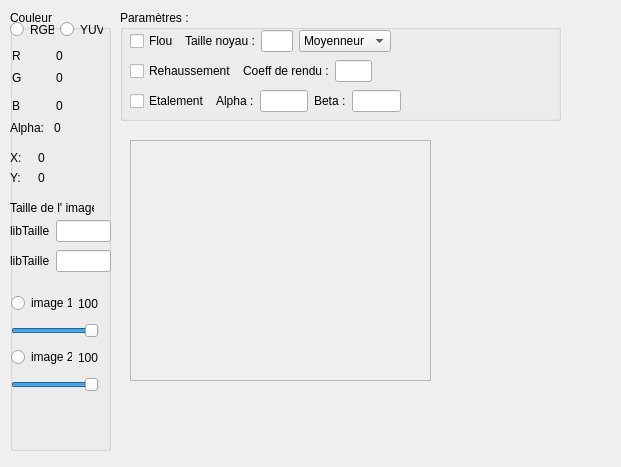
Qt form Line/image1/picdisplay.ui (LilyOfTheWest/image) before a commit.
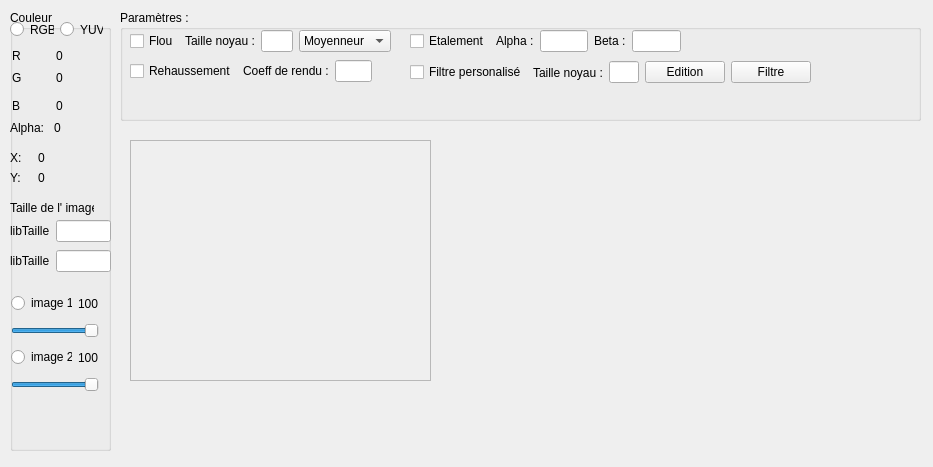
The same form after that commit.

Commit message: Ajout alpha dans PictLabel et cablage avec ui

What changed in the file:
```diff
--- a/Line/image1/picdisplay.ui
+++ b/Line/image1/picdisplay.ui
@@ -6,7 +6,7 @@
    <rect>
     <x>0</x>
     <y>0</y>
-    <width>621</width>
+    <width>933</width>
     <height>467</height>
    </rect>
   </property>
@@ -397,7 +397,7 @@
     <rect>
      <x>120</x>
      <y>10</y>
-     <width>441</width>
+     <width>801</width>
      <height>111</height>
     </rect>
    </property>
@@ -479,8 +479,8 @@
    <widget class="QWidget" name="layoutWidget">
     <property name="geometry">
      <rect>
-      <x>10</x>
-      <y>80</y>
+      <x>290</x>
+      <y>20</y>
       <width>271</width>
       <height>22</height>
      </rect>
@@ -519,6 +519,53 @@
      </item>
     </layout>
    </widget>
+   <widget class="QWidget" name="layoutWidget_6">
+    <property name="geometry">
+     <rect>
+      <x>290</x>
+      <y>50</y>
+      <width>401</width>
+      <height>25</height>
+     </rect>
+    </property>
+    <layout class="QHBoxLayout" name="horizontalLayout_15">
+     <item>
+      <widget class="QCheckBox" name="checkBox_Filtre">
+       <property name="text">
+        <string>Filtre personalisé</string>
+       </property>
+      </widget>
+     </item>
+     <item>
+      <widget class="QLabel" name="lib_Filtre1">
+       <property name="text">
+        <string>Taille noyau :</string>
+       </property>
+      </widget>
+     </item>
+     <item>
+      <widget class="QLineEdit" name="lineEdit_Filtre">
+       <property name="text">
+        <string/>
+       </property>
+      </widget>
+     </item>
+     <item>
+      <widget class="QPushButton" name="pushButtonFiltreEdition">
+       <property name="text">
+        <string>Edition</string>
+       </property>
+      </widget>
+     </item>
+     <item>
+      <widget class="QPushButton" name="pushButton_FiltreLaunch">
+       <property name="text">
+        <string>Filtre</string>
+       </property>
+      </widget>
+     </item>
+    </layout>
+   </widget>
   </widget>
   <zorder>scrollAreaP</zorder>
   <zorder>label</zorder>
```
The commit also changes 6 other files.
